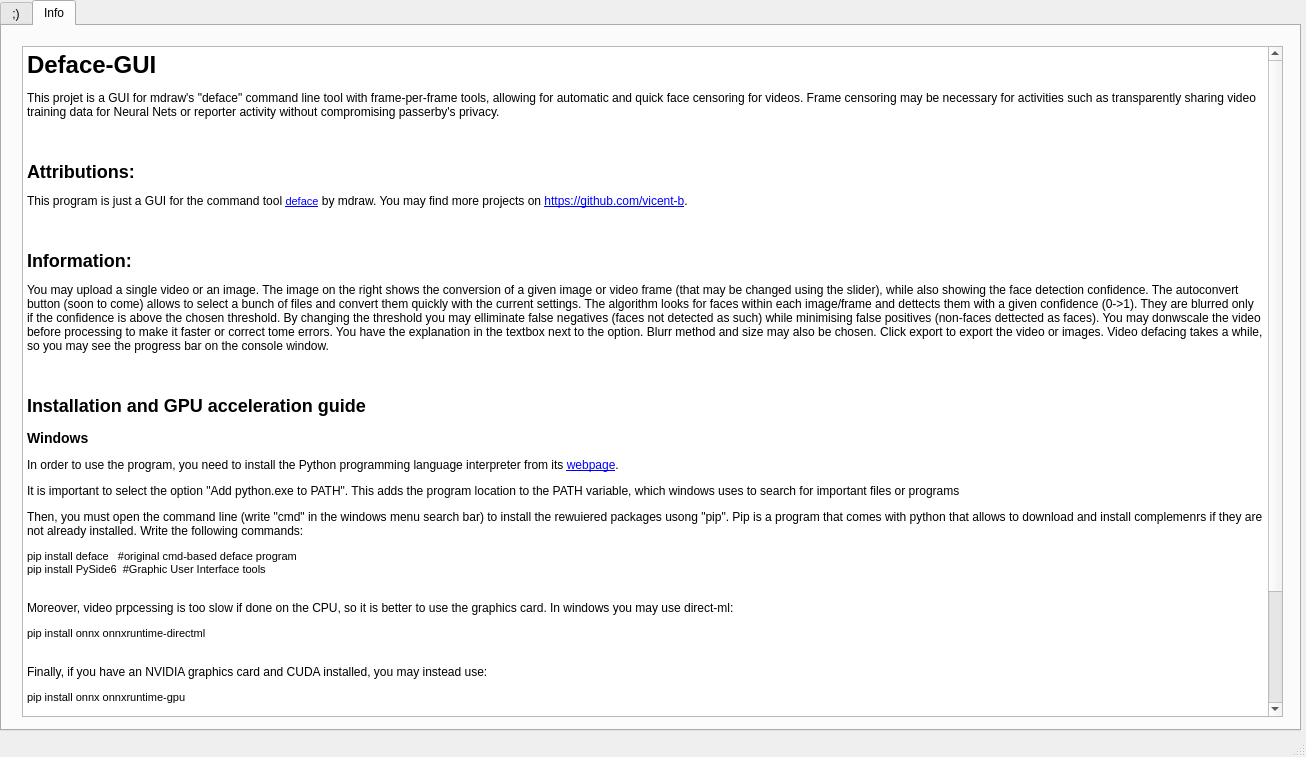
vicent-b/Deface-GUI, file Mainwindow.ui: the form before one commit.
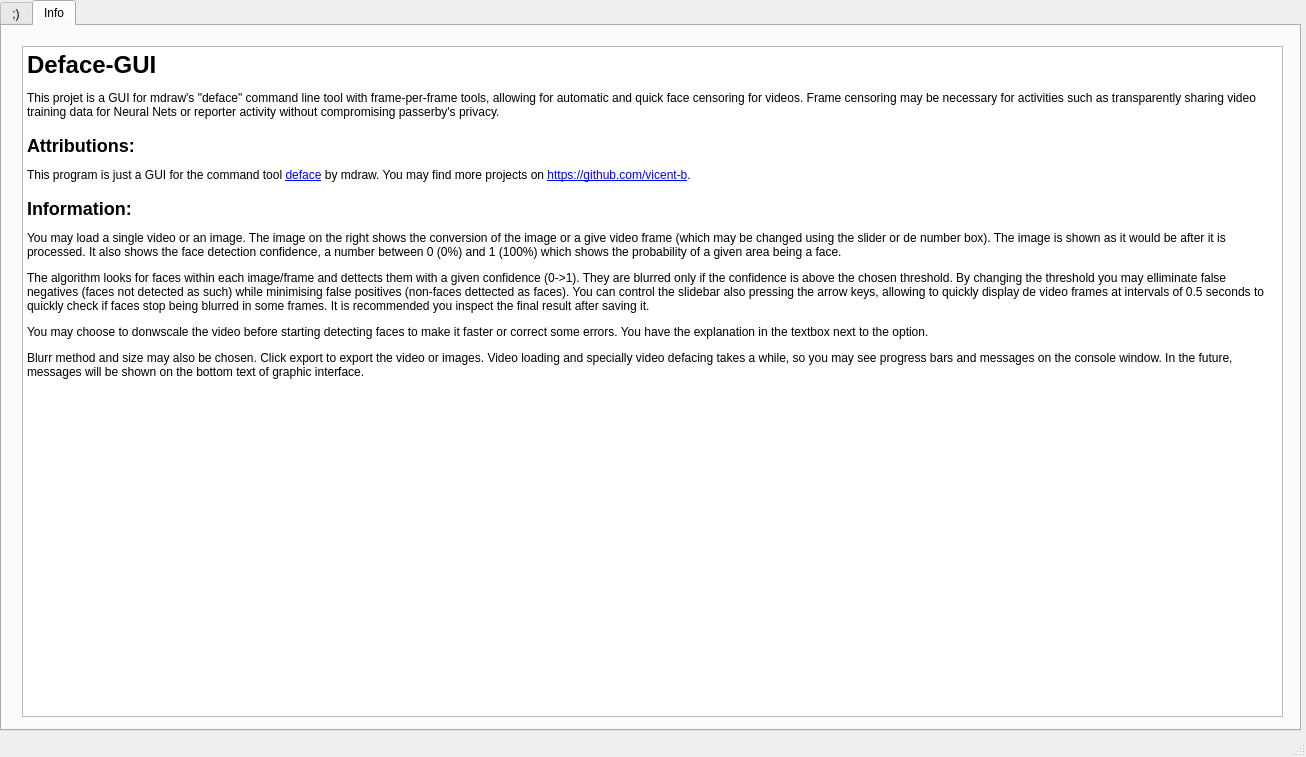
The form after the commit. The open tabs and pages were chosen to show the change.

Commit message:
Modified READ and Info tab
-Improved instructions
-Removed installation and hardware acceleration instructions from info tab

```diff
--- a/Mainwindow.ui
+++ b/Mainwindow.ui
@@ -904,32 +904,13 @@
 &lt;/style&gt;&lt;/head&gt;&lt;body style=&quot; font-family:'MS Shell Dlg 2'; font-size:7.8pt; font-weight:400; font-style:normal;&quot;&gt;
 &lt;h1 style=&quot; margin-top:18px; margin-bottom:12px; margin-left:0px; margin-right:0px; -qt-block-indent:0; text-indent:0px;&quot;&gt;&lt;a name=&quot;deface-gui&quot;&gt;&lt;/a&gt;&lt;span style=&quot; font-size:8pt; font-weight:600;&quot;&gt;D&lt;/span&gt;&lt;span style=&quot; font-size:8pt; font-weight:600;&quot;&gt;eface-GUI&lt;/span&gt;&lt;/h1&gt;
 &lt;p style=&quot; margin-top:12px; margin-bottom:12px; margin-left:0px; margin-right:0px; -qt-block-indent:0; text-indent:0px;&quot;&gt;&lt;span style=&quot; font-size:9pt;&quot;&gt;This projet is a GUI for mdraw's &amp;quot;deface&amp;quot; command line tool with frame-per-frame tools, allowing for automatic and quick face censoring for videos. Frame censoring may be necessary for activities such as transparently sharing video training data for Neural Nets or reporter activity without compromising passerby's privacy.&lt;/span&gt;&lt;/p&gt;
-&lt;p style=&quot;-qt-paragraph-type:empty; margin-top:12px; margin-bottom:12px; margin-left:0px; margin-right:0px; -qt-block-indent:0; text-indent:0px; font-size:9pt;&quot;&gt;&lt;br /&gt;&lt;/p&gt;
 &lt;h2 style=&quot; margin-top:16px; margin-bottom:12px; margin-left:0px; margin-right:0px; -qt-block-indent:0; text-indent:0px;&quot;&gt;&lt;a name=&quot;attributions-&quot;&gt;&lt;/a&gt;&lt;span style=&quot; font-size:8pt; font-weight:600;&quot;&gt;A&lt;/span&gt;&lt;span style=&quot; font-size:8pt; font-weight:600;&quot;&gt;ttributions:&lt;/span&gt;&lt;/h2&gt;
-&lt;p style=&quot; margin-top:12px; margin-bottom:12px; margin-left:0px; margin-right:0px; -qt-block-indent:0; text-indent:0px;&quot;&gt;&lt;span style=&quot; font-size:9pt;&quot;&gt;This program is just a GUI for the command tool &lt;/span&gt;&lt;a href=&quot;https://github.com/ORB-HD/deface/&quot;&gt;&lt;span style=&quot; font-size:8pt; text-decoration: underline; color:#0000ff;&quot;&gt;deface&lt;/span&gt;&lt;/a&gt;&lt;span style=&quot; font-size:9pt;&quot;&gt; by mdraw. You may find more projects on &lt;/span&gt;&lt;a href=&quot;https://github.com/vicent-b&quot;&gt;&lt;span style=&quot; font-size:9pt; text-decoration: underline; color:#0000ff;&quot;&gt;https://github.com/vicent-b&lt;/span&gt;&lt;/a&gt;&lt;span style=&quot; font-size:9pt;&quot;&gt;.&lt;/span&gt;&lt;/p&gt;
-&lt;p style=&quot;-qt-paragraph-type:empty; margin-top:12px; margin-bottom:12px; margin-left:0px; margin-right:0px; -qt-block-indent:0; text-indent:0px; font-size:9pt;&quot;&gt;&lt;br /&gt;&lt;/p&gt;
+&lt;p style=&quot; margin-top:12px; margin-bottom:12px; margin-left:0px; margin-right:0px; -qt-block-indent:0; text-indent:0px;&quot;&gt;&lt;span style=&quot; font-size:9pt;&quot;&gt;This program is just a GUI for the command tool &lt;/span&gt;&lt;a href=&quot;https://github.com/ORB-HD/deface/&quot;&gt;&lt;span style=&quot; font-size:9pt; text-decoration: underline; color:#0000ff;&quot;&gt;deface&lt;/span&gt;&lt;/a&gt;&lt;span style=&quot; font-size:9pt;&quot;&gt; by mdraw. You may find more projects on &lt;/span&gt;&lt;a href=&quot;https://github.com/vicent-b&quot;&gt;&lt;span style=&quot; font-size:9pt; text-decoration: underline; color:#0000ff;&quot;&gt;https://github.com/vicent-b&lt;/span&gt;&lt;/a&gt;&lt;span style=&quot; font-size:9pt;&quot;&gt;.&lt;/span&gt;&lt;/p&gt;
 &lt;h2 style=&quot; margin-top:16px; margin-bottom:12px; margin-left:0px; margin-right:0px; -qt-block-indent:0; text-indent:0px;&quot;&gt;&lt;a name=&quot;information-&quot;&gt;&lt;/a&gt;&lt;span style=&quot; font-size:8pt; font-weight:600;&quot;&gt;I&lt;/span&gt;&lt;span style=&quot; font-size:8pt; font-weight:600;&quot;&gt;nformation:&lt;/span&gt;&lt;/h2&gt;
-&lt;p style=&quot; margin-top:12px; margin-bottom:12px; margin-left:0px; margin-right:0px; -qt-block-indent:0; text-indent:0px;&quot;&gt;&lt;span style=&quot; font-size:9pt;&quot;&gt;You may upload a single video or an image. The image on the right shows the conversion of a given image or video frame (that may be changed using the slider), while also showing the face detection confidence. The autoconvert button (soon to come) allows to select a bunch of files and convert them quickly with the current settings. The algorithm looks for faces within each image/frame and dettects them with a given confidence (0-&amp;gt;1). They are blurred only if the confidence is above the chosen threshold. By changing the threshold you may elliminate false negatives (faces not detected as such) while minimising false positives (non-faces dettected as faces). You may donwscale the video before processing to make it faster or correct tome errors. You have the explanation in the textbox next to the option. Blurr method and size may also be chosen. Click export to export the video or images. Video defacing takes a while, so you may see the progress bar on the console window. &lt;/span&gt;&lt;/p&gt;
-&lt;p style=&quot;-qt-paragraph-type:empty; margin-top:12px; margin-bottom:12px; margin-left:0px; margin-right:0px; -qt-block-indent:0; text-indent:0px; font-size:9pt;&quot;&gt;&lt;br /&gt;&lt;/p&gt;
-&lt;h2 style=&quot; margin-top:16px; margin-bottom:12px; margin-left:0px; margin-right:0px; -qt-block-indent:0; text-indent:0px;&quot;&gt;&lt;a name=&quot;installation-and-gpu-acceleration-guide&quot;&gt;&lt;/a&gt;&lt;span style=&quot; font-size:8pt; font-weight:600;&quot;&gt;I&lt;/span&gt;&lt;span style=&quot; font-size:8pt; font-weight:600;&quot;&gt;nstallation and GPU acceleration guide&lt;/span&gt;&lt;/h2&gt;
-&lt;h3 style=&quot; margin-top:14px; margin-bottom:12px; margin-left:0px; margin-right:0px; -qt-block-indent:0; text-indent:0px;&quot;&gt;&lt;a name=&quot;windows&quot;&gt;&lt;/a&gt;&lt;span style=&quot; font-size:8pt; font-weight:600;&quot;&gt;W&lt;/span&gt;&lt;span style=&quot; font-size:8pt; font-weight:600;&quot;&gt;indows&lt;/span&gt;&lt;/h3&gt;
-&lt;p style=&quot; margin-top:12px; margin-bottom:12px; margin-left:0px; margin-right:0px; -qt-block-indent:0; text-indent:0px;&quot;&gt;&lt;span style=&quot; font-size:9pt;&quot;&gt;In order to use the program, you need to install the Python programming language interpreter from its &lt;/span&gt;&lt;a href=&quot;www.python.org&quot;&gt;&lt;span style=&quot; font-size:9pt; text-decoration: underline; color:#0000ff;&quot;&gt;webpage&lt;/span&gt;&lt;/a&gt;&lt;span style=&quot; font-size:9pt;&quot;&gt;. &lt;/span&gt;&lt;/p&gt;
-&lt;p style=&quot; margin-top:12px; margin-bottom:12px; margin-left:0px; margin-right:0px; -qt-block-indent:0; text-indent:0px;&quot;&gt;&lt;span style=&quot; font-size:9pt;&quot;&gt;It is important to select the option &amp;quot;Add python.exe to PATH&amp;quot;. This adds the program location to the PATH variable, which windows uses to search for important files or programs&lt;/span&gt;&lt;/p&gt;
-&lt;p style=&quot; margin-top:12px; margin-bottom:12px; margin-left:0px; margin-right:0px; -qt-block-indent:0; text-indent:0px;&quot;&gt;&lt;span style=&quot; font-size:9pt;&quot;&gt;Then, you must open the command line (write &amp;quot;cmd&amp;quot; in the windows menu search bar) to install the rewuiered packages usong &amp;quot;pip&amp;quot;. Pip is a program that comes with python that allows to download and install complemenrs if they are not already installed. Write the following commands:&lt;/span&gt;&lt;/p&gt;
-&lt;p style=&quot; margin-top:12px; margin-bottom:0px; margin-left:0px; margin-right:0px; -qt-block-indent:0; text-indent:0px;&quot;&gt;&lt;span style=&quot; font-family:'Courier New'; font-size:8pt;&quot;&gt;pip install deface   #original cmd-based deface program&lt;/span&gt;&lt;/p&gt;
-&lt;p style=&quot; margin-top:0px; margin-bottom:0px; margin-left:0px; margin-right:0px; -qt-block-indent:0; text-indent:0px;&quot;&gt;&lt;span style=&quot; font-family:'Courier New'; font-size:8pt;&quot;&gt;pip install PySide6  #Graphic User Interface tools&lt;/span&gt;&lt;/p&gt;
-&lt;p style=&quot;-qt-paragraph-type:empty; margin-top:0px; margin-bottom:12px; margin-left:0px; margin-right:0px; -qt-block-indent:0; text-indent:0px; font-family:'Courier New'; font-size:8pt;&quot;&gt;&lt;br /&gt;&lt;/p&gt;
-&lt;p style=&quot; margin-top:12px; margin-bottom:12px; margin-left:0px; margin-right:0px; -qt-block-indent:0; text-indent:0px;&quot;&gt;&lt;span style=&quot; font-size:9pt;&quot;&gt;Moreover, video prpcessing is too slow if done on the CPU, so it is better to use the graphics card. In windows you may use direct-ml:&lt;/span&gt;&lt;/p&gt;
-&lt;p style=&quot; margin-top:12px; margin-bottom:0px; margin-left:0px; margin-right:0px; -qt-block-indent:0; text-indent:0px;&quot;&gt;&lt;span style=&quot; font-family:'Courier New'; font-size:8pt;&quot;&gt;pip install onnx onnxruntime-directml&lt;/span&gt;&lt;/p&gt;
-&lt;p style=&quot;-qt-paragraph-type:empty; margin-top:0px; margin-bottom:12px; margin-left:0px; margin-right:0px; -qt-block-indent:0; text-indent:0px; font-family:'Courier New'; font-size:8pt;&quot;&gt;&lt;br /&gt;&lt;/p&gt;
-&lt;p style=&quot; margin-top:12px; margin-bottom:12px; margin-left:0px; margin-right:0px; -qt-block-indent:0; text-indent:0px;&quot;&gt;&lt;span style=&quot; font-size:9pt;&quot;&gt;Finally, if you have an NVIDIA graphics card and CUDA installed, you may instead use:&lt;/span&gt;&lt;/p&gt;
-&lt;p style=&quot; margin-top:12px; margin-bottom:0px; margin-left:0px; margin-right:0px; -qt-block-indent:0; text-indent:0px;&quot;&gt;&lt;span style=&quot; font-family:'Courier New'; font-size:8pt;&quot;&gt;pip install onnx onnxruntime-gpu&lt;/span&gt;&lt;/p&gt;
-&lt;p style=&quot;-qt-paragraph-type:empty; margin-top:0px; margin-bottom:12px; margin-left:0px; margin-right:0px; -qt-block-indent:0; text-indent:0px; font-family:'Courier New'; font-size:8pt;&quot;&gt;&lt;br /&gt;&lt;/p&gt;
-&lt;p style=&quot; margin-top:12px; margin-bottom:12px; margin-left:0px; margin-right:0px; -qt-block-indent:0; text-indent:0px;&quot;&gt;&lt;span style=&quot; font-size:9pt;&quot;&gt;To ensure the graphics card is being used instead of the CPU, use the Task Manager when processing a file&lt;/span&gt;&lt;/p&gt;
-&lt;p style=&quot; margin-top:12px; margin-bottom:12px; margin-left:0px; margin-right:0px; -qt-block-indent:0; text-indent:0px;&quot;&gt;&lt;span style=&quot; font-size:9pt;&quot;&gt;Finally, download the whole folder and open (run) &amp;quot;deface_GUI.py&amp;quot; with Python.&lt;/span&gt;&lt;/p&gt;
-&lt;p style=&quot;-qt-paragraph-type:empty; margin-top:12px; margin-bottom:12px; margin-left:0px; margin-right:0px; -qt-block-indent:0; text-indent:0px; font-size:9pt;&quot;&gt;&lt;br /&gt;&lt;/p&gt;
-&lt;h3 style=&quot; margin-top:14px; margin-bottom:12px; margin-left:0px; margin-right:0px; -qt-block-indent:0; text-indent:0px;&quot;&gt;&lt;a name=&quot;linux&quot;&gt;&lt;/a&gt;&lt;span style=&quot; font-size:8pt; font-weight:600;&quot;&gt;L&lt;/span&gt;&lt;span style=&quot; font-size:8pt; font-weight:600;&quot;&gt;inux&lt;/span&gt;&lt;/h3&gt;
-&lt;p style=&quot; margin-top:12px; margin-bottom:12px; margin-left:0px; margin-right:0px; -qt-block-indent:0; text-indent:0px;&quot;&gt;&lt;span style=&quot; font-size:9pt;&quot;&gt;Let's be frank: I trust you are tech savvy enough to install Python and the listed dependencies for Windows users.&lt;/span&gt;&lt;/p&gt;&lt;/body&gt;&lt;/html&gt;</string>
+&lt;p style=&quot; margin-top:12px; margin-bottom:12px; margin-left:0px; margin-right:0px; -qt-block-indent:0; text-indent:0px;&quot;&gt;&lt;span style=&quot; font-size:9pt;&quot;&gt;You may load a single video or an image. The image on the right shows the conversion of the image or a give video frame (which may be changed using the slider or de number box). The image is shown as it would be after it is processed. It also shows the face detection confidence, a number between 0 (0%) and 1 (100%) which shows the probability of a given area being a face.&lt;/span&gt;&lt;/p&gt;
+&lt;p style=&quot; margin-top:12px; margin-bottom:12px; margin-left:0px; margin-right:0px; -qt-block-indent:0; text-indent:0px;&quot;&gt;&lt;span style=&quot; font-size:9pt;&quot;&gt;The algorithm looks for faces within each image/frame and dettects them with a given confidence (0-&amp;gt;1). They are blurred only if the confidence is above the chosen threshold. By changing the threshold you may elliminate false negatives (faces not detected as such) while minimising false positives (non-faces dettected as faces). You can control the slidebar also pressing the arrow keys, allowing to quickly display de video frames at intervals of 0.5 seconds to quickly check if faces stop being blurred in some frames. It is recommended you inspect the final result after saving it.&lt;/span&gt;&lt;/p&gt;
+&lt;p style=&quot; margin-top:12px; margin-bottom:12px; margin-left:0px; margin-right:0px; -qt-block-indent:0; text-indent:0px;&quot;&gt;&lt;span style=&quot; font-size:9pt;&quot;&gt;You may choose to donwscale the video before starting detecting faces to make it faster or correct some errors. You have the explanation in the textbox next to the option.&lt;/span&gt;&lt;/p&gt;
+&lt;p style=&quot; margin-top:12px; margin-bottom:12px; margin-left:0px; margin-right:0px; -qt-block-indent:0; text-indent:0px;&quot;&gt;&lt;span style=&quot; font-size:9pt;&quot;&gt;Blurr method and size may also be chosen. Click export to export the video or images. Video loading and specially video defacing takes a while, so you may see progress bars and messages on the console window. In the future, messages will be shown on the bottom text of graphic interface.&lt;/span&gt;&lt;/p&gt;&lt;/body&gt;&lt;/html&gt;</string>
       </property>
      </widget>
     </widget>
```
The commit also changes 3 other files.
